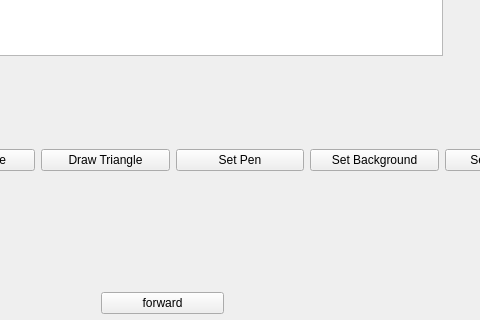
The window that ROS2_2일차/HW1/my_turtle_gui/ui/mainwindow.ui (WJJJ2004/ROS2_HW) describes before a commit, drawn with Qt 5; both pictures show x 308 to 788 and y 155 to 475 of the 944 by 704 pixel window.
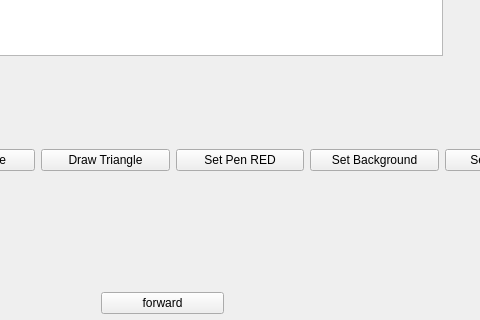
The same window after the commit. Icons and pictures are not drawn.

```diff
--- a/ROS2_2일차/HW1/my_turtle_gui/ui/mainwindow.ui
+++ b/ROS2_2일차/HW1/my_turtle_gui/ui/mainwindow.ui
@@ -102,7 +102,7 @@
      <item row="0" column="3">
       <widget class="QPushButton" name="Set_Pen">
        <property name="text">
-        <string>Set Pen</string>
+        <string>Set Pen RED</string>
        </property>
       </widget>
      </item>
```
